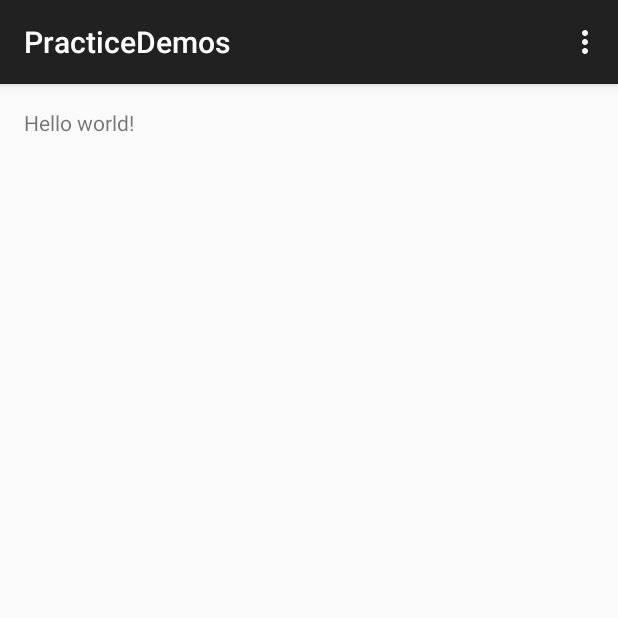
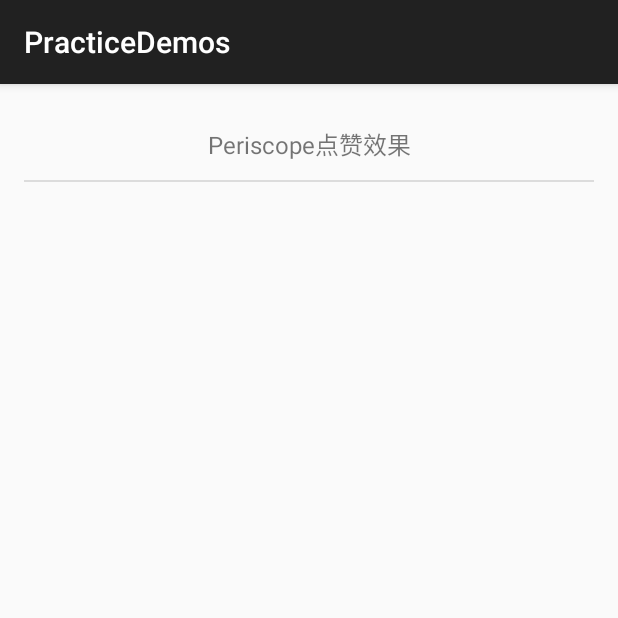
Before and after one commit to AlanCheen/PracticeDemo, an Android app: the screen it shows after launch (MainActivity), on a phone screen of 412 x 824 dp, the top half of it. Run offline under Robolectric (Android 15) with nearby library versions, the phone set to English and light mode, and no system bars.

Commit message:
add periscope demo

```diff
--- a/PracticeDemos/app/build.gradle
+++ b/PracticeDemos/app/build.gradle
@@ -22,4 +22,10 @@ android {
 dependencies {
     compile fileTree(dir: 'libs', include: ['*.jar'])
     compile 'com.android.support:appcompat-v7:22.2.0'
+
+
+    compile 'com.jakewharton:butterknife:6.1.0'
+
+
+
 }
--- a/PracticeDemos/app/src/main/java/yifeiyuan/practice/practicedemos/MainActivity.java
+++ b/PracticeDemos/app/src/main/java/yifeiyuan/practice/practicedemos/MainActivity.java
@@ -1,37 +1,96 @@
 package yifeiyuan.practice.practicedemos;
 
+import android.content.Context;
+import android.content.Intent;
+import android.os.Bundle;
 import android.support.v7.app.AppCompatActivity;
-import android.os.Bundle;
-import android.view.Menu;
-import android.view.MenuItem;
+import android.view.LayoutInflater;
+import android.view.View;
+import android.view.ViewGroup;
+import android.widget.AdapterView;
+import android.widget.BaseAdapter;
+import android.widget.ListView;
+import android.widget.TextView;
+
+import java.util.ArrayList;
+
+import yifeiyuan.practice.practicedemos.base.Practice;
+import yifeiyuan.practice.practicedemos.periscope.BezierActivity;
 
 public class MainActivity extends AppCompatActivity {
 
+
+    private ArrayList<Practice> mPractices;
+    private ListView mListView;
+    private Context mContext;
+    private MyAdapter mAdapter;
     @Override
+
     protected void onCreate(Bundle savedInstanceState) {
         super.onCreate(savedInstanceState);
         setContentView(R.layout.activity_main);
+        mContext = this;
+        initData();
+        mAdapter = new MyAdapter();
+        mListView = (ListView) findViewById(R.id.listview);
+        mListView.setAdapter(mAdapter);
+        mAdapter.notifyDataSetChanged();
+        mListView.setOnItemClickListener(new AdapterView.OnItemClickListener() {
+            @Override
+            public void onItemClick(AdapterView<?> parent, View view, int position, long id) {
+                Practice practice = mPractices.get(position);
+                startActivity(practice.intent);
+            }
+        });
     }
 
-    @Override
-    public boolean onCreateOptionsMenu(Menu menu) {
-        // Inflate the menu; this adds items to the action bar if it is present.
-        getMenuInflater().inflate(R.menu.menu_main, menu);
-        return true;
+
+    void initData(){
+
+        mPractices = new ArrayList<>();
+        mPractices.add(new Practice("Periscope点赞效果", new Intent(mContext, BezierActivity.class)));
+
     }
 
-    @Override
-    public boolean onOptionsItemSelected(MenuItem item) {
-        // Handle action bar item clicks here. The action bar will
-        // automatically handle clicks on the Home/Up button, so long
-        // as you specify a parent activity in AndroidManifest.xml.
-        int id = item.getItemId();
+    private class MyAdapter extends BaseAdapter {
 
-        //noinspection SimplifiableIfStatement
-        if (id == R.id.action_settings) {
-            return true;
+        @Override
+        public int getCount() {
+            return mPractices.size();
         }
 
-        return super.onOptionsItemSelected(item);
+        @Override
+        public Object getItem(int position) {
+            return null;
+        }
+
+        @Override
+        public long getItemId(int position) {
+            return position;
+        }
+
+        @Override
+        public View getView(int position, View convertView, ViewGroup parent) {
+
+            ViewHolder viewHolder = null;
+            if (null == convertView) {
+                viewHolder =  new ViewHolder();
+                convertView = LayoutInflater.from(mContext).inflate(R.layout.mooc_item, null);
+                viewHolder.title = (TextView) convertView.findViewById(R.id.tv_title);
+                convertView.setTag(viewHolder);
+            }else {
+                viewHolder = (ViewHolder) convertView.getTag();
+            }
+            Practice mooc = mPractices.get(position);
+            viewHolder.title.setText(mooc.title);
+            return convertView;
+        }
+
+
+        class ViewHolder {
+            TextView title;
+        }
     }
+
+
 }
--- /dev/null
+++ b/PracticeDemos/app/src/main/java/yifeiyuan/practice/practicedemos/base/Practice.java
@@ -0,0 +1,17 @@
+package yifeiyuan.practice.practicedemos.base;
+
+import android.content.Intent;
+
+/**
+ * Created by yifeiyuan on 15/6/22.
+ */
+public class Practice {
+
+    public Practice(String title, Intent intent){
+        this.title = title;
+        this.intent = intent;
+    }
+    public String title;
+    public Intent intent;
+
+}
--- a/PracticeDemos/app/src/main/res/layout/activity_main.xml
+++ b/PracticeDemos/app/src/main/res/layout/activity_main.xml
@@ -5,7 +5,9 @@
     android:paddingTop="@dimen/activity_vertical_margin"
     android:paddingBottom="@dimen/activity_vertical_margin" tools:context=".MainActivity">
 
-    <TextView android:text="@string/hello_world" android:layout_width="wrap_content"
-        android:layout_height="wrap_content" />
 
+    <ListView
+        android:id="@+id/listview"
+        android:layout_width="match_parent"
+        android:layout_height="match_parent"/>
 </RelativeLayout>
--- /dev/null
+++ b/PracticeDemos/app/src/main/res/layout/mooc_item.xml
@@ -0,0 +1,13 @@
+<?xml version="1.0" encoding="utf-8"?>
+<RelativeLayout xmlns:android="http://schemas.android.com/apk/res/android"
+    android:layout_width="match_parent"
+    android:layout_height="48dp"
+    >
+
+    <TextView
+        android:id="@+id/tv_title"
+        android:layout_width="match_parent"
+        android:layout_height="48dp"
+        android:gravity="center"
+        android:textSize="16sp"/>
+</RelativeLayout>
--- /dev/null
+++ b/PracticeDemos/app/src/main/res/values/colors.xml
@@ -0,0 +1,6 @@
+<?xml version="1.0" encoding="utf-8"?>
+<resources>
+
+
+    <color name="bg" >#3346ff4d</color>
+</resources>
```
Also changed, not shown: PracticeDemos/app/src/main/AndroidManifest.xml (+8 -0 lines), PracticeDemos/app/src/main/java/yifeiyuan/practice/practicedemos/base/BaseActivity.java (added, +22 -0 lines), PracticeDemos/app/src/main/java/yifeiyuan/practice/practicedemos/periscope/BezierActivity.java (added, +33 -0 lines), PracticeDemos/app/src/main/java/yifeiyuan/practice/practicedemos/periscope/BezierEvaluator.java (added, +40 -0 lines), PracticeDemos/app/src/main/java/yifeiyuan/practice/practicedemos/periscope/FavorLayout.java (added, +206 -0 lines), PracticeDemos/app/src/main/res/layout/activity_periscope.xml (added, +24 -0 lines), PracticeDemos/app/src/main/res/mipmap-xxhdpi/blue.png (added), PracticeDemos/app/src/main/res/mipmap-xxhdpi/red.png (added), PracticeDemos/app/src/main/res/mipmap-xxhdpi/yellow.png (added), 1 other file.
